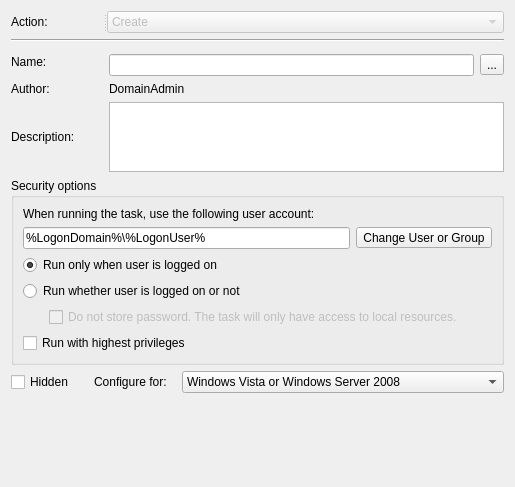
Qt form src/apps/mvvm-folders/scheduled_tasks/immediatewin7widget.ui (august-alt/policy-preferences-editor-prototype) before a commit.
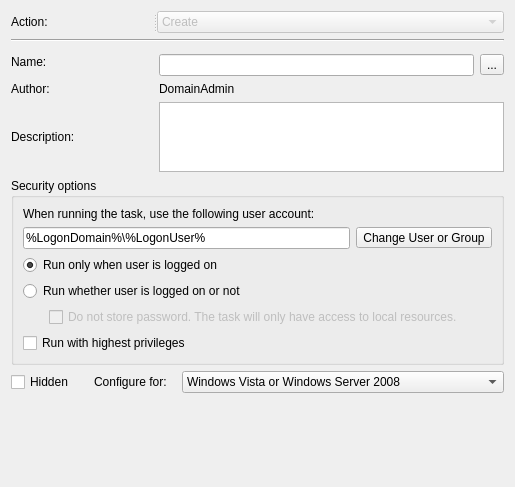
The same form after that commit.

```diff
--- a/src/apps/mvvm-folders/scheduled_tasks/immediatewin7widget.ui
+++ b/src/apps/mvvm-folders/scheduled_tasks/immediatewin7widget.ui
@@ -54,7 +54,7 @@
      </property>
      <property name="minimumSize">
       <size>
-       <width>92</width>
+       <width>142</width>
        <height>0</height>
       </size>
      </property>
@@ -109,7 +109,7 @@
       </property>
       <property name="minimumSize">
        <size>
-        <width>92</width>
+        <width>142</width>
         <height>0</height>
        </size>
       </property>
@@ -259,6 +259,18 @@
    </item>
    <item row="5" column="0">
     <widget class="QLabel" name="descriptionLabel">
+     <property name="sizePolicy">
+      <sizepolicy hsizetype="Fixed" vsizetype="Preferred">
+       <horstretch>0</horstretch>
+       <verstretch>0</verstretch>
+      </sizepolicy>
+     </property>
+     <property name="minimumSize">
+      <size>
+       <width>142</width>
+       <height>0</height>
+      </size>
+     </property>
      <property name="text">
       <string>Description:</string>
      </property>
@@ -292,6 +304,18 @@
    </item>
    <item row="4" column="0">
     <widget class="QLabel" name="authorLabel">
+     <property name="sizePolicy">
+      <sizepolicy hsizetype="Fixed" vsizetype="Preferred">
+       <horstretch>0</horstretch>
+       <verstretch>0</verstretch>
+      </sizepolicy>
+     </property>
+     <property name="minimumSize">
+      <size>
+       <width>142</width>
+       <height>0</height>
+      </size>
+     </property>
      <property name="text">
       <string>Author:</string>
      </property>
```
